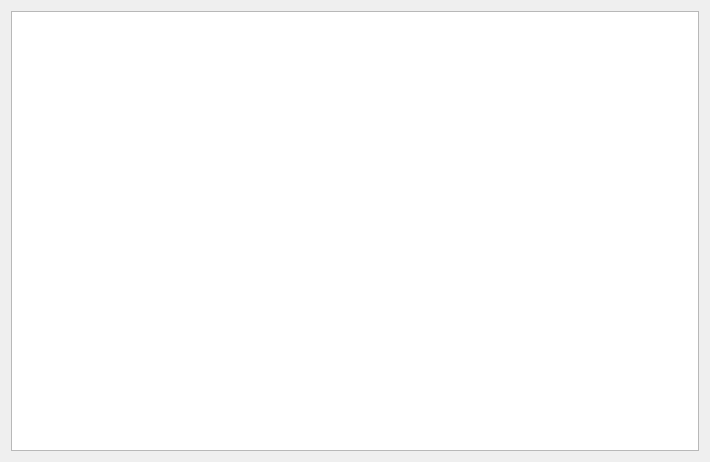
Old version of the form src/manjaro-settings-manager/pages/PageKernel.ui in the repository manjaro/manjaro-settings-manager.
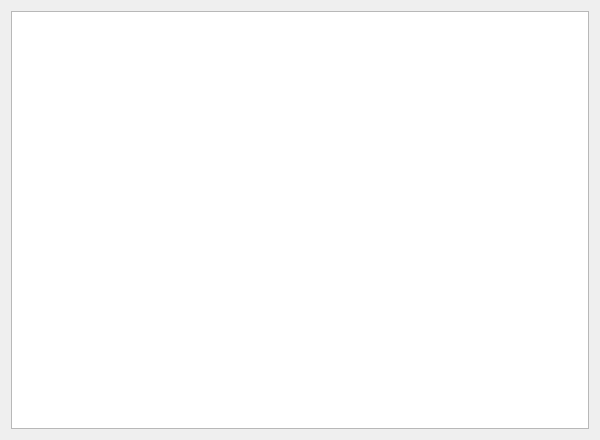
New version of the form.

Commit message: Fix minimum msm size and colors

What changed in the file:
```diff
--- a/src/manjaro-settings-manager/pages/PageKernel.ui
+++ b/src/manjaro-settings-manager/pages/PageKernel.ui
@@ -6,8 +6,8 @@
    <rect>
     <x>0</x>
     <y>0</y>
-    <width>710</width>
-    <height>462</height>
+    <width>600</width>
+    <height>440</height>
    </rect>
   </property>
   <property name="windowTitle">
@@ -19,6 +19,9 @@
      <property name="focusPolicy">
       <enum>Qt::NoFocus</enum>
      </property>
+     <property name="alternatingRowColors">
+      <bool>true</bool>
+     </property>
     </widget>
    </item>
   </layout>
```
The commit also changes 13 other files.
